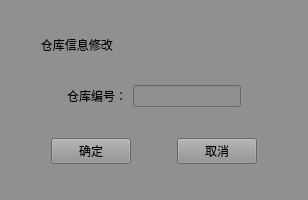
Above: Deca/management/store_modify.ui from summerfll/wms before the change. Below: the same form after it.
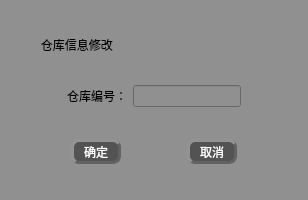
That is the form after the change.

```diff
--- a/Deca/management/store_modify.ui
+++ b/Deca/management/store_modify.ui
@@ -141,6 +141,36 @@
      </item>
      <item>
       <widget class="QPushButton" name="pushButton_2">
+       <property name="minimumSize">
+        <size>
+         <width>50</width>
+         <height>25</height>
+        </size>
+       </property>
+       <property name="maximumSize">
+        <size>
+         <width>50</width>
+         <height>25</height>
+        </size>
+       </property>
+       <property name="styleSheet">
+        <string notr="true">QPushButton{
+font: 75 11pt &quot;微软雅黑&quot;;
+color:rgb(255, 255, 255);
+background-color: rgb(83, 83, 83);
+border-radius: 8px;
+border: 3px groove rgb(98, 98, 98);
+border-style: outset;
+}
+QPushButton:pressed{
+border-style: inset;
+}
+QPushButton:hover{
+background-color:rgb(0, 0, 0);
+}
+
+</string>
+       </property>
        <property name="text">
         <string>确定</string>
        </property>
@@ -161,6 +191,36 @@
      </item>
      <item>
       <widget class="QPushButton" name="pushButton">
+       <property name="minimumSize">
+        <size>
+         <width>50</width>
+         <height>25</height>
+        </size>
+       </property>
+       <property name="maximumSize">
+        <size>
+         <width>50</width>
+         <height>25</height>
+        </size>
+       </property>
+       <property name="styleSheet">
+        <string notr="true">QPushButton{
+font: 75 11pt &quot;微软雅黑&quot;;
+color:rgb(255, 255, 255);
+background-color: rgb(83, 83, 83);
+border-radius: 8px;
+border: 3px groove rgb(98, 98, 98);
+border-style: outset;
+}
+QPushButton:pressed{
+border-style: inset;
+}
+QPushButton:hover{
+background-color:rgb(0, 0, 0);
+}
+
+</string>
+       </property>
        <property name="text">
         <string>取消</string>
        </property>
```
